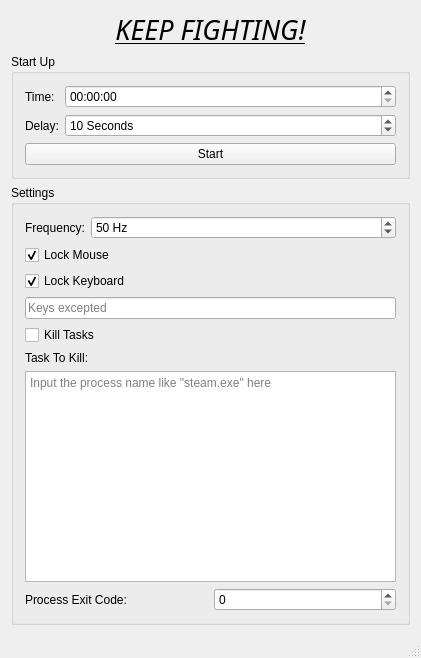
Old version of the form Anti-distractionGUI/MainWindow.ui in the repository junity233/Anti-distraction-Tool.
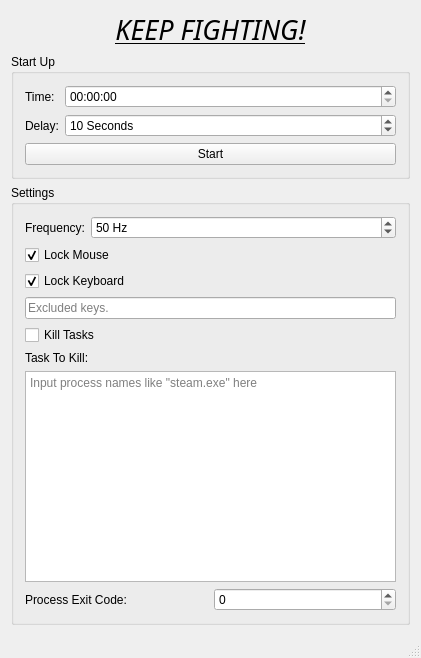
New version of the form.

What changed in the file:
```diff
--- a/Anti-distractionGUI/MainWindow.ui
+++ b/Anti-distractionGUI/MainWindow.ui
@@ -164,7 +164,7 @@
        <item>
         <widget class="QLineEdit" name="exceptedKeyLineEdit">
          <property name="placeholderText">
-          <string>Keys excepted</string>
+          <string>Excluded keys.</string>
          </property>
         </widget>
        </item>
@@ -195,7 +195,7 @@
 &lt;p style=&quot;-qt-paragraph-type:empty; margin-top:0px; margin-bottom:0px; margin-left:0px; margin-right:0px; -qt-block-indent:0; text-indent:0px;&quot;&gt;&lt;br /&gt;&lt;/p&gt;&lt;/body&gt;&lt;/html&gt;</string>
          </property>
          <property name="placeholderText">
-          <string>Input the process name like &quot;steam.exe&quot; here</string>
+          <string>Input process names like &quot;steam.exe&quot; here</string>
          </property>
         </widget>
        </item>
```
Left out of the diff: 2 changed lines with no effect on the pictures.
